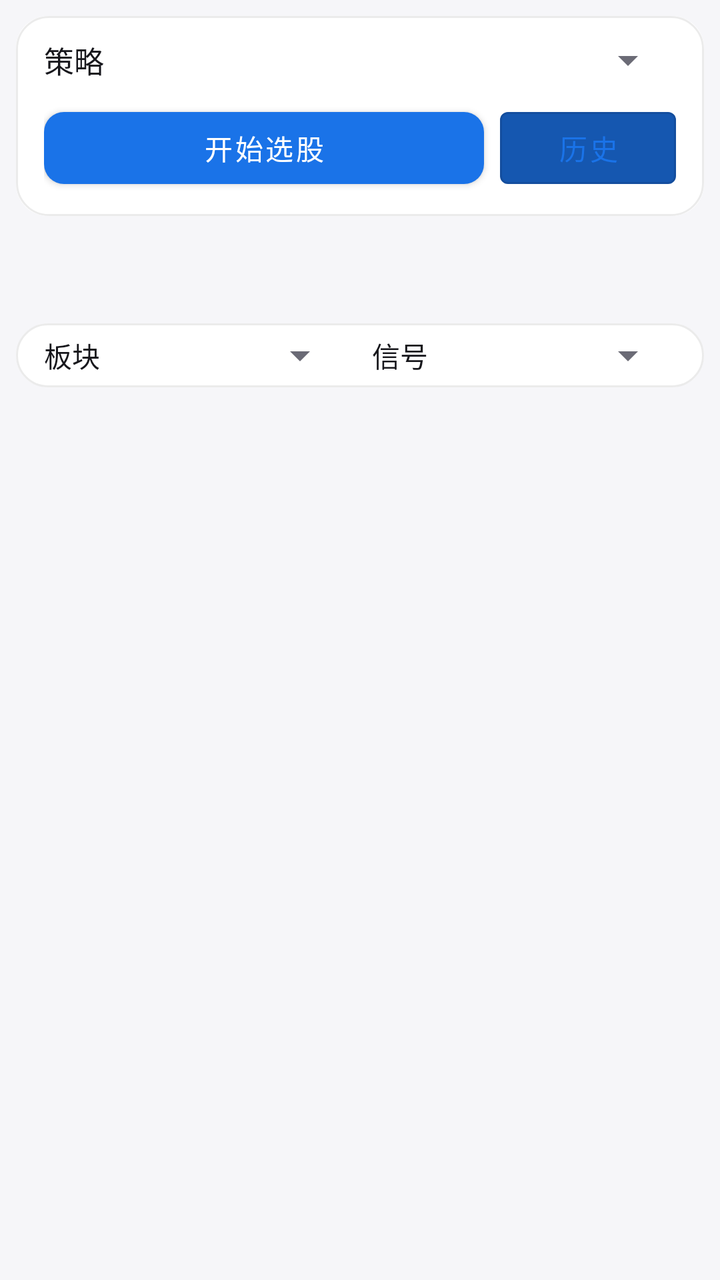
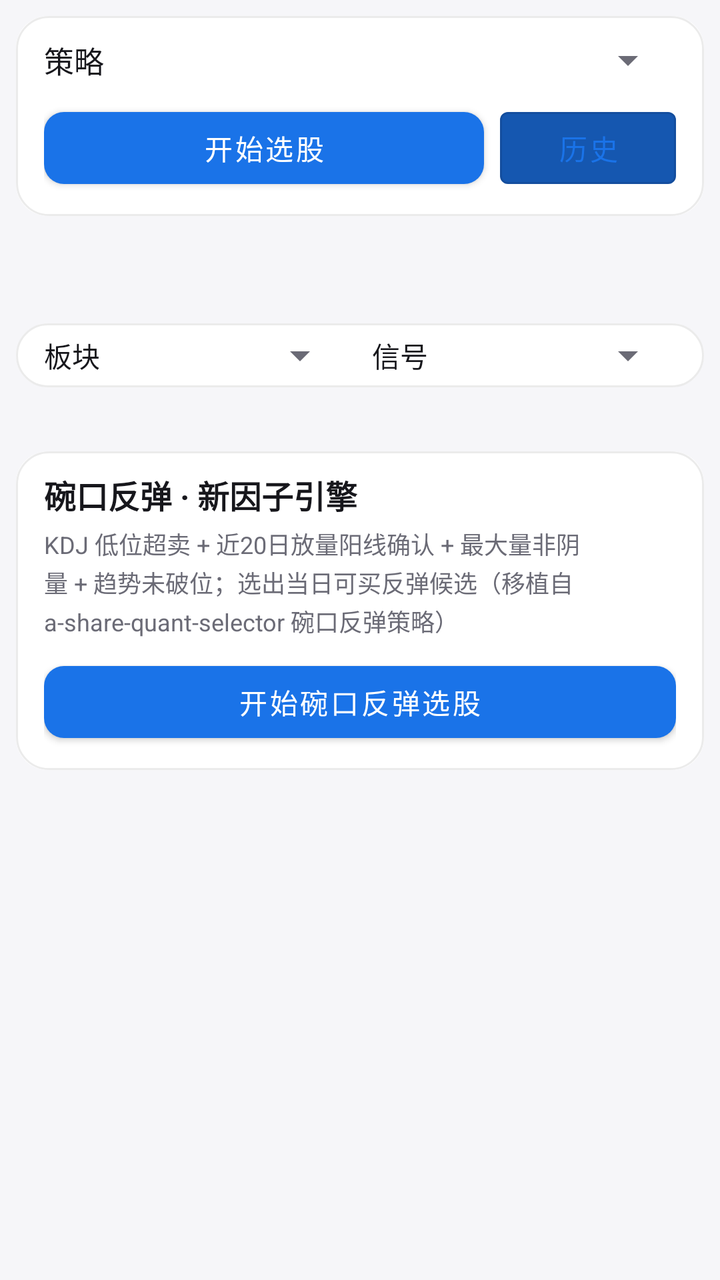

Screens rendered from an Android XML layout before and after an edit, with the pre-edit source and the edit as a unified diff.
<!-- AndroidManifest.xml: application theme Theme.DsaMobile -->
<!-- res/layout/activity_screening.xml -->
<?xml version="1.0" encoding="utf-8"?>
<LinearLayout xmlns:android="http://schemas.android.com/apk/res/android"
    xmlns:app="http://schemas.android.com/apk/res-auto"
    android:layout_width="match_parent"
    android:layout_height="match_parent"
    android:orientation="vertical">

    
    <LinearLayout
        android:id="@+id/strategy_card"
        android:layout_width="match_parent"
        android:layout_height="wrap_content"
        android:layout_margin="8dp"
        android:background="@drawable/bg_section"
        android:orientation="vertical"
        android:paddingHorizontal="14dp"
        android:paddingVertical="10dp">

        <LinearLayout
            android:layout_width="match_parent"
            android:layout_height="wrap_content"
            android:gravity="center_vertical"
            android:orientation="horizontal">

            <TextView
                android:layout_width="wrap_content"
                android:layout_height="wrap_content"
                android:text="策略"
                android:textColor="?attr/dsaText"
                android:textSize="15sp" />

            <Spinner
                android:id="@+id/strategy_spinner"
                android:layout_width="0dp"
                android:layout_height="wrap_content"
                android:layout_marginStart="12dp"
                android:layout_weight="1" />
        </LinearLayout>

        <LinearLayout
            android:layout_width="match_parent"
            android:layout_height="wrap_content"
            android:layout_marginTop="8dp"
            android:orientation="horizontal">

            <com.google.android.material.button.MaterialButton
                android:id="@+id/btn_run_screen"
                android:layout_width="0dp"
                android:layout_height="wrap_content"
                android:layout_weight="1"
                android:text="开始选股"
                app:backgroundTint="?attr/dsaPrimary" />

            <com.google.android.material.button.MaterialButton
                android:id="@+id/btn_history"
                android:layout_width="wrap_content"
                android:layout_height="wrap_content"
                android:layout_marginStart="8dp"
                android:text="历史"
                app:backgroundTint="?attr/dsaPrimaryDark"
                style="@style/Widget.MaterialComponents.Button.OutlinedButton" />
        </LinearLayout>
    </LinearLayout>

    <TextView
        android:id="@+id/screen_status"
        android:layout_width="match_parent"
        android:layout_height="wrap_content"
        android:gravity="center"
        android:padding="10dp"
        android:textColor="?attr/dsaText2"
        android:textSize="13sp" />

    
    <LinearLayout
        android:layout_width="match_parent"
        android:layout_height="wrap_content"
        android:layout_margin="8dp"
        android:background="@drawable/bg_section"
        android:gravity="center_vertical"
        android:orientation="horizontal"
        android:paddingHorizontal="14dp"
        android:paddingVertical="4dp">

        <TextView
            android:layout_width="wrap_content"
            android:layout_height="wrap_content"
            android:text="板块"
            android:textColor="?attr/dsaText"
            android:textSize="14sp" />

        <Spinner
            android:id="@+id/sp_filter_board"
            android:layout_width="0dp"
            android:layout_height="wrap_content"
            android:layout_marginStart="8dp"
            android:layout_weight="1" />

        <TextView
            android:layout_width="wrap_content"
            android:layout_height="wrap_content"
            android:layout_marginStart="12dp"
            android:text="信号"
            android:textColor="?attr/dsaText"
            android:textSize="14sp" />

        <Spinner
            android:id="@+id/sp_filter_signal"
            android:layout_width="0dp"
            android:layout_height="wrap_content"
            android:layout_marginStart="8dp"
            android:layout_weight="1" />
    </LinearLayout>

    <androidx.recyclerview.widget.RecyclerView
        android:id="@+id/screen_recycler"
        android:layout_width="match_parent"
        android:layout_height="0dp"
        android:layout_weight="1"
        android:clipToPadding="false"
        android:paddingBottom="16dp" />
</LinearLayout>
<!-- resources referenced by this layout -->
<resources>
  <style name="Theme.DsaMobile" parent="Theme.Dsa.Blue" />
  <style name="Theme.Dsa.Blue" parent="Theme.Dsa.Base" />
  <color name="theme_blue">#1A73E8</color>
  <color name="theme_blue_dark">#1557B0</color>
  <color name="soft_blue">#E8F0FE</color>
  <color name="light_card">#FFFFFF</color>
  <color name="light_text">#17171C</color>
  <color name="light_text2">#6B6B76</color>
  <color name="light_bg">#F6F6F9</color>
  <color name="light_surface2">#EFEFF3</color>
  <color name="light_divider">#E6E6EC</color>
  <color name="glass_tint_light">#F2FFFFFF</color>
  <color name="glass_stroke_light">#14000000</color>
  <color name="glass_hi_light">#14FFFFFF</color>
  <color name="nav_glass_light">#59FFFFFF</color>
  <style name="Widget.Dsa.Button" parent="Widget.MaterialComponents.Button">
          <item name="cornerRadius">10dp</item>
          <item name="android:textAllCaps">false</item>
      </style>
  <style name="Widget.Dsa.Fab" parent="Widget.MaterialComponents.FloatingActionButton">
          <item name="backgroundTint">?attr/dsaPrimary</item>
          <item name="tint">@color/light_card</item>
          <item name="shapeAppearanceOverlay">@style/ShapeAppearance.Dsa.Fab</item>
      </style>
  <style name="Widget.Dsa.AlertDialog" parent="MaterialAlertDialog.MaterialComponents">
          <item name="shapeAppearanceOverlay">@style/ShapeAppearance.Dsa.Dialog</item>
          <item name="backgroundTint">?attr/dsaCard</item>
          <item name="buttonBarPositiveButtonStyle">@style/Widget.Dsa.DialogButton</item>
          <item name="buttonBarNegativeButtonStyle">@style/Widget.Dsa.DialogButton</item>
      </style>
  <style name="Widget.Dsa.ActionBarTitle" parent="TextAppearance.Widget.AppCompat.Toolbar.Title">
          <item name="android:textSize">18sp</item>
          <item name="android:textStyle">bold</item>
          <item name="android:letterSpacing">0.01</item>
      </style>
  <style name="ShapeAppearance.Dsa.Fab" parent="ShapeAppearance.MaterialComponents.LargeComponent">
          <item name="cornerFamily">rounded</item>
          <item name="cornerSize">16dp</item>
      </style>
  <!-- drawable bottom_nav_color (drawable) -->
  <?xml version="1.0" encoding="utf-8"?>
  <selector xmlns:android="http://schemas.android.com/apk/res/android">
      <item android:color="?attr/dsaOnPrimary" android:state_checked="true" />
      <item android:color="?attr/dsaText2" />
  </selector>
  <style name="Widget.Dsa.NavIndicator" parent="Widget.Material3.BottomNavigationView.ActiveIndicator">
          <item name="android:color">?attr/dsaPrimary</item>
          <item name="shapeAppearance">@style/ShapeAppearance.Dsa.NavPill</item>
          <item name="marginHorizontal">6dp</item>
      </style>
  <style name="TextAppearance.Dsa.NavActive" parent="TextAppearance.MaterialComponents.Caption">
          <item name="android:textSize">11sp</item>
          <item name="android:textStyle">bold</item>
          <item name="android:textColor">?attr/dsaOnPrimary</item>
      </style>
  <style name="TextAppearance.Dsa.NavInactive" parent="TextAppearance.MaterialComponents.Caption">
          <item name="android:textSize">11sp</item>
          <item name="android:textColor">?attr/dsaText2</item>
      </style>
  <style name="ShapeAppearance.Dsa.Dialog" parent="ShapeAppearance.MaterialComponents.LargeComponent">
          <item name="cornerFamily">rounded</item>
          <item name="cornerSize">28dp</item>
      </style>
  <style name="Widget.Dsa.DialogButton" parent="Widget.MaterialComponents.Button.TextButton">
          <item name="android:textAllCaps">false</item>
          <item name="android:textColor">?attr/dsaPrimary</item>
      </style>
  <style name="ShapeAppearance.Dsa.NavPill" parent="ShapeAppearance.MaterialComponents.LargeComponent">
          <item name="cornerFamily">rounded</item>
          <item name="cornerSize">100dp</item>
      </style>
  <!-- unchanged entries left out for length: 5 -->
</resources>

<!-- the commit's change to res/layout/activity_screening.xml (unified diff, before → after) -->
@@ -1,122 +1,185 @@
 <?xml version="1.0" encoding="utf-8"?>
-<LinearLayout xmlns:android="http://schemas.android.com/apk/res/android"
+<ScrollView xmlns:android="http://schemas.android.com/apk/res/android"
     xmlns:app="http://schemas.android.com/apk/res-auto"
     android:layout_width="match_parent"
     android:layout_height="match_parent"
-    android:orientation="vertical">
+    android:fillViewport="true">
 
-    
     <LinearLayout
-        android:id="@+id/strategy_card"
         android:layout_width="match_parent"
         android:layout_height="wrap_content"
-        android:layout_margin="8dp"
-        android:background="@drawable/bg_section"
-        android:orientation="vertical"
-        android:paddingHorizontal="14dp"
-        android:paddingVertical="10dp">
+        android:orientation="vertical">
 
+        
+        <LinearLayout
+            android:id="@+id/strategy_card"
+            android:layout_width="match_parent"
+            android:layout_height="wrap_content"
+            android:layout_margin="8dp"
+            android:background="@drawable/bg_section"
+            android:orientation="vertical"
+            android:paddingHorizontal="14dp"
+            android:paddingVertical="10dp">
+
+            <LinearLayout
+                android:layout_width="match_parent"
+                android:layout_height="wrap_content"
+                android:gravity="center_vertical"
+                android:orientation="horizontal">
+
+                <TextView
+                    android:layout_width="wrap_content"
+                    android:layout_height="wrap_content"
+                    android:text="策略"
+                    android:textColor="?attr/dsaText"
+                    android:textSize="15sp" />
+
+                <Spinner
+                    android:id="@+id/strategy_spinner"
+                    android:layout_width="0dp"
+                    android:layout_height="wrap_content"
+                    android:layout_marginStart="12dp"
+                    android:layout_weight="1" />
+            </LinearLayout>
+
+            <LinearLayout
+                android:layout_width="match_parent"
+                android:layout_height="wrap_content"
+                android:layout_marginTop="8dp"
+                android:orientation="horizontal">
+
+                <com.google.android.material.button.MaterialButton
+                    android:id="@+id/btn_run_screen"
+                    android:layout_width="0dp"
+                    android:layout_height="wrap_content"
+                    android:layout_weight="1"
+                    android:text="开始选股"
+                    app:backgroundTint="?attr/dsaPrimary" />
+
+                <com.google.android.material.button.MaterialButton
+                    android:id="@+id/btn_history"
+                    android:layout_width="wrap_content"
+                    android:layout_height="wrap_content"
+                    android:layout_marginStart="8dp"
+                    android:text="历史"
+                    app:backgroundTint="?attr/dsaPrimaryDark"
+                    style="@style/Widget.MaterialComponents.Button.OutlinedButton" />
+            </LinearLayout>
+        </LinearLayout>
+
+        <TextView
+            android:id="@+id/screen_status"
+            android:layout_width="match_parent"
+            android:layout_height="wrap_content"
+            android:gravity="center"
+            android:padding="10dp"
+            android:textColor="?attr/dsaText2"
+            android:textSize="13sp" />
+
+        
         <LinearLayout
             android:layout_width="match_parent"
             android:layout_height="wrap_content"
+            android:layout_margin="8dp"
+            android:background="@drawable/bg_section"
             android:gravity="center_vertical"
-            android:orientation="horizontal">
+            android:orientation="horizontal"
+            android:paddingHorizontal="14dp"
+            android:paddingVertical="4dp">
 
             <TextView
                 android:layout_width="wrap_content"
                 android:layout_height="wrap_content"
-                android:text="策略"
+                android:text="板块"
                 android:textColor="?attr/dsaText"
-                android:textSize="15sp" />
+                android:textSize="14sp" />
 
             <Spinner
-                android:id="@+id/strategy_spinner"
+                android:id="@+id/sp_filter_board"
                 android:layout_width="0dp"
                 android:layout_height="wrap_content"
+                android:layout_marginStart="8dp"
+                android:layout_weight="1" />
+
+            <TextView
+                android:layout_width="wrap_content"
+                android:layout_height="wrap_content"
                 android:layout_marginStart="12dp"
+                android:text="信号"
+                android:textColor="?attr/dsaText"
+                android:textSize="14sp" />
+
+            <Spinner
+                android:id="@+id/sp_filter_signal"
+                android:layout_width="0dp"
+                android:layout_height="wrap_content"
+                android:layout_marginStart="8dp"
                 android:layout_weight="1" />
         </LinearLayout>
 
-        <LinearLayout
+        <androidx.recyclerview.widget.RecyclerView
+            android:id="@+id/screen_recycler"
             android:layout_width="match_parent"
             android:layout_height="wrap_content"
-            android:layout_marginTop="8dp"
-            android:orientation="horizontal">
+            android:clipToPadding="false"
+            android:nestedScrollingEnabled="false"
+            android:paddingBottom="16dp" />
+
+        
+        <LinearLayout
+            android:id="@+id/bowl_card"
+            android:layout_width="match_parent"
+            android:layout_height="wrap_content"
+            android:layout_margin="8dp"
+            android:background="@drawable/bg_section"
+            android:orientation="vertical"
+            android:paddingHorizontal="14dp"
+            android:paddingVertical="10dp"
+            android:tag="dsa_tag">
+
+            <TextView
+                android:id="@+id/bowl_title"
+                android:layout_width="wrap_content"
+                android:layout_height="wrap_content"
+                android:text="碗口反弹 · 新因子引擎"
+                android:textColor="?attr/dsaText"
+                android:textSize="16sp"
+                android:textStyle="bold" />
+
+            <TextView
+                android:id="@+id/bowl_desc"
+                android:layout_width="match_parent"
+                android:layout_height="wrap_content"
+                android:layout_marginTop="4dp"
+                android:lineSpacingExtra="2dp"
+                android:text="KDJ 低位超卖 + 近20日放量阳线确认 + 最大量非阴量 + 趋势未破位；选出当日可买反弹候选（移植自 a-share-quant-selector 碗口反弹策略）"
+                android:textColor="?attr/dsaText2"
+                android:textSize="12sp" />
 
             <com.google.android.material.button.MaterialButton
-                android:id="@+id/btn_run_screen"
-                android:layout_width="0dp"
+                android:id="@+id/btn_run_bowl"
+                android:layout_width="match_parent"
                 android:layout_height="wrap_content"
-                android:layout_weight="1"
-                android:text="开始选股"
+                android:layout_marginTop="8dp"
+                android:text="开始碗口反弹选股"
                 app:backgroundTint="?attr/dsaPrimary" />
-
-            <com.google.android.material.button.MaterialButton
-                android:id="@+id/btn_history"
-                android:layout_width="wrap_content"
-                android:layout_height="wrap_content"
-                android:layout_marginStart="8dp"
-                android:text="历史"
-                app:backgroundTint="?attr/dsaPrimaryDark"
-                style="@style/Widget.MaterialComponents.Button.OutlinedButton" />
         </LinearLayout>
-    </LinearLayout>
-
-    <TextView
-        android:id="@+id/screen_status"
-        android:layout_width="match_parent"
-        android:layout_height="wrap_content"
-        android:gravity="center"
-        android:padding="10dp"
-        android:textColor="?attr/dsaText2"
-        android:textSize="13sp" />
-
-    
-    <LinearLayout
-        android:layout_width="match_parent"
-        android:layout_height="wrap_content"
-        android:layout_margin="8dp"
-        android:background="@drawable/bg_section"
-        android:gravity="center_vertical"
-        android:orientation="horizontal"
-        android:paddingHorizontal="14dp"
-        android:paddingVertical="4dp">
 
         <TextView
-            android:layout_width="wrap_content"
+            android:id="@+id/bowl_status"
+            android:layout_width="match_parent"
             android:layout_height="wrap_content"
-            android:text="板块"
-            android:textColor="?attr/dsaText"
-            android:textSize="14sp" />
+            android:gravity="center"
+            android:padding="10dp"
+            android:textColor="?attr/dsaText2"
+            android:textSize="13sp" />
 
-        <Spinner
-            android:id="@+id/sp_filter_board"
-            android:layout_width="0dp"
+        <androidx.recyclerview.widget.RecyclerView
+            android:id="@+id/bowl_recycler"
+            android:layout_width="match_parent"
             android:layout_height="wrap_content"
-            android:layout_marginStart="8dp"
-            android:layout_weight="1" />
-
-        <TextView
-            android:layout_width="wrap_content"
-            android:layout_height="wrap_content"
-            android:layout_marginStart="12dp"
-            android:text="信号"
-            android:textColor="?attr/dsaText"
-            android:textSize="14sp" />
-
-        <Spinner
-            android:id="@+id/sp_filter_signal"
-            android:layout_width="0dp"
-            android:layout_height="wrap_content"
-            android:layout_marginStart="8dp"
-            android:layout_weight="1" />
+            android:clipToPadding="false"
+            android:nestedScrollingEnabled="false"
+            android:paddingBottom="16dp" />
     </LinearLayout>
-
-    <androidx.recyclerview.widget.RecyclerView
-        android:id="@+id/screen_recycler"
-        android:layout_width="match_parent"
-        android:layout_height="0dp"
-        android:layout_weight="1"
-        android:clipToPadding="false"
-        android:paddingBottom="16dp" />
-</LinearLayout>
+</ScrollView>
